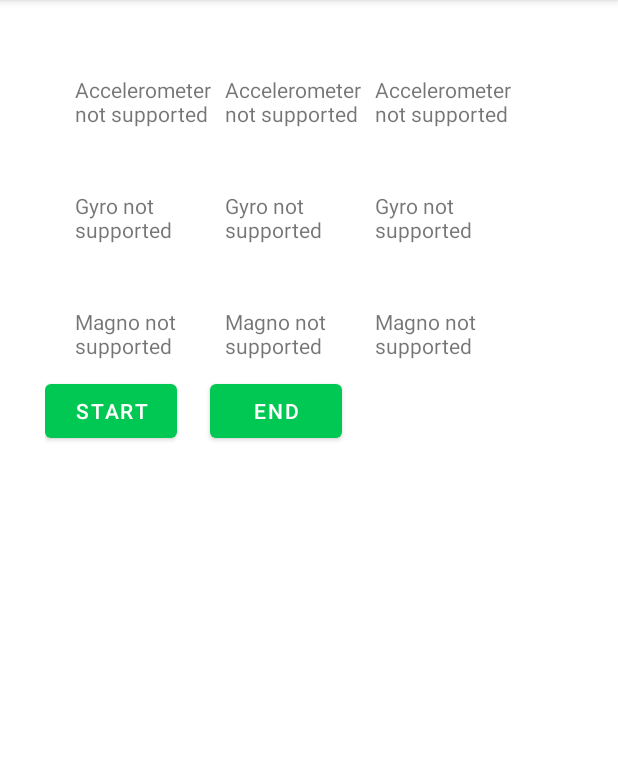
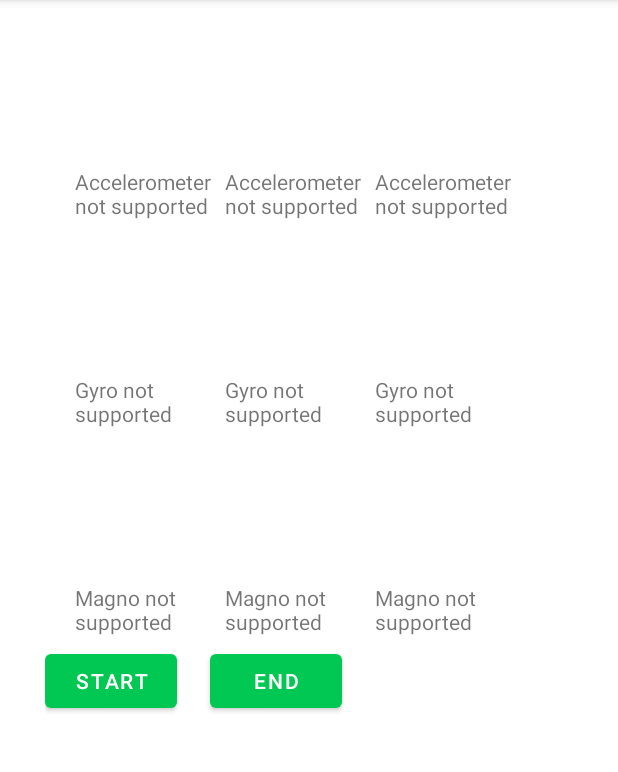
Before and after one commit to Featuredutka/AndroidLogger, an Android app: the screen it shows after launch (MainActivity), on a phone screen of 412 x 824 dp, the part 84-856 px from its top. Run offline under Robolectric (Android 15) with nearby library versions, the phone set to English and light mode, and no system bars.

Commit message:
Major updates
Interface rework
Accelerometer data changed to Linear acceleration data

```diff
--- a/MyApplication/app/src/main/java/com/example/myapplication/MainActivity.java
+++ b/MyApplication/app/src/main/java/com/example/myapplication/MainActivity.java
@@ -38,7 +38,8 @@ public class MainActivity extends AppCompatActivity implements SensorEventListen
     //Operator to set sensors on/off. Default: OFF
     boolean updating = false;
 
-    TextView xValue, yValue, zValue, xGyroValue, yGyroValue, zGyroValue, xMagnoValue, yMagnoValue, zMagnoValue;
+    TextView xValue, yValue, zValue, xGyroValue, yGyroValue, zGyroValue, xMagnoValue, yMagnoValue, zMagnoValue,
+            xlValue, ylValue, zlValue, xlGyroValue, ylGyroValue, zlGyroValue, xlMagnoValue, ylMagnoValue, zlMagnoValue;
 
     FileWriter acc_writer, gyr_writer, mgn_writer;
 
@@ -62,13 +63,28 @@ public class MainActivity extends AppCompatActivity implements SensorEventListen
         yMagnoValue = findViewById(R.id.yMagnoValue);
         zMagnoValue = findViewById(R.id.zMagnoValue);
 
+        xlValue = findViewById(R.id.xlValue);
+        ylValue = findViewById(R.id.ylValue);
+        zlValue = findViewById(R.id.zlValue);
+
+        xlGyroValue = findViewById(R.id.xlGyroValue);
+        ylGyroValue = findViewById(R.id.ylGyroValue);
+        zlGyroValue = findViewById(R.id.zlGyroValue);
+
+        xlMagnoValue = findViewById(R.id.xlMagnoValue);
+        ylMagnoValue = findViewById(R.id.ylMagnoValue);
+        zlMagnoValue = findViewById(R.id.zlMagnoValue);
+
         Log.d(TAG, "onCreate: Initializing Sensor Services");
         sensorManager = (SensorManager) getSystemService(Context.SENSOR_SERVICE);
 
-        accelerometer = sensorManager.getDefaultSensor(Sensor.TYPE_ACCELEROMETER);
+        accelerometer = sensorManager.getDefaultSensor(Sensor.TYPE_LINEAR_ACCELERATION);
         if (accelerometer != null) {
             sensorManager.registerListener(MainActivity.this, accelerometer, SensorManager.SENSOR_DELAY_NORMAL);
             Log.d(TAG, "onCreate: Registered accelerometer listener");
+            xlValue.setText("X-Acc:");
+            ylValue.setText("Y-Acc:");
+            zlValue.setText("Z-Acc:");
         } else {
             xValue.setText("Accelerometer not supported");
             yValue.setText("Accelerometer not supported");
@@ -79,6 +95,9 @@ public class MainActivity extends AppCompatActivity implements SensorEventListen
         if (mGyro != null) {
             sensorManager.registerListener(MainActivity.this, mGyro, SensorManager.SENSOR_DELAY_NORMAL);
             Log.d(TAG, "onCreate: Registered Gyro listener");
+            xlGyroValue.setText("X-Gyr:");
+            ylGyroValue.setText("Y-Gyr:");
+            zlGyroValue.setText("Z-Gyr:");
         } else {
             xGyroValue.setText("Gyro not supported");
             yGyroValue.setText("Gyro not supported");
@@ -89,6 +108,9 @@ public class MainActivity extends AppCompatActivity implements SensorEventListen
         if (mMagno != null) {
             sensorManager.registerListener(MainActivity.this, mMagno, SensorManager.SENSOR_DELAY_NORMAL);
             Log.d(TAG, "onCreate: Registered Magno listener");
+            xlMagnoValue.setText("X-Mgn:");
+            ylMagnoValue.setText("Y-Mgn:");
+            zlMagnoValue.setText("Z-Mgn:");
         } else {
             xMagnoValue.setText("Magno not supported");
             yMagnoValue.setText("Magno not supported");
@@ -150,7 +172,6 @@ public class MainActivity extends AppCompatActivity implements SensorEventListen
         return this.getExternalFilesDir(null).getAbsolutePath();
     }
 
-
     @Override
     public void onAccuracyChanged(Sensor sensor, int accuracy) {
 
@@ -161,34 +182,34 @@ public class MainActivity extends AppCompatActivity implements SensorEventListen
     public void onSensorChanged(SensorEvent sensorEvent) {
         Sensor sensor = sensorEvent.sensor;
         if (updating) {
-            if (sensor.getType() == Sensor.TYPE_ACCELEROMETER) {
+            if (sensor.getType() == Sensor.TYPE_LINEAR_ACCELERATION) {
                 Log.d(TAG, "X: " + sensorEvent.values[0] + "Y: " + sensorEvent.values[1] + "Z: " + sensorEvent.values[2]);
                 try {
                     acc_writer.write(String.format("%d; ACC; %f; %f; %f\n", sensorEvent.timestamp, sensorEvent.values[0], sensorEvent.values[1], sensorEvent.values[2]));
                 } catch (IOException e) {
                     e.printStackTrace();
                 }
-                xValue.setText("xValue:" + sensorEvent.values[0]);
-                yValue.setText("yValue:" + sensorEvent.values[1]);
-                zValue.setText("zValue:" + sensorEvent.values[2]);
+                xValue.setText(""+sensorEvent.values[0]);
+                yValue.setText(""+sensorEvent.values[1]);
+                zValue.setText(""+sensorEvent.values[2]);
             } else if (sensor.getType() == Sensor.TYPE_GYROSCOPE) {
                 try {
                     gyr_writer.write(String.format("%d; GYR; %f; %f; %f\n", sensorEvent.timestamp, sensorEvent.values[0], sensorEvent.values[1], sensorEvent.values[2]));
                 } catch (IOException e) {
                     e.printStackTrace();
                 }
-                xGyroValue.setText("xGyroValue:" + sensorEvent.values[0]);
-                yGyroValue.setText("yGyroValue:" + sensorEvent.values[1]);
-                zGyroValue.setText("zGyroValue:" + sensorEvent.values[2]);
+                xGyroValue.setText(""+sensorEvent.values[0]);
+                yGyroValue.setText(""+sensorEvent.values[1]);
+                zGyroValue.setText(""+sensorEvent.values[2]);
             } else if (sensor.getType() == Sensor.TYPE_MAGNETIC_FIELD) {
                 try {
                     mgn_writer.write(String.format("%d; MGN; %f; %f; %f\n", sensorEvent.timestamp, sensorEvent.values[0], sensorEvent.values[1], sensorEvent.values[2]));
                 } catch (IOException e) {
                     e.printStackTrace();
                 }
-                xMagnoValue.setText("xMagnoValue:" + sensorEvent.values[0]);
-                yMagnoValue.setText("yMagnoValue:" + sensorEvent.values[1]);
-                zMagnoValue.setText("zMagnoValue:" + sensorEvent.values[2]);
+                xMagnoValue.setText(""+sensorEvent.values[0]);
+                yMagnoValue.setText(""+sensorEvent.values[1]);
+                zMagnoValue.setText(""+sensorEvent.values[2]);
             }
         }
     }
--- a/MyApplication/app/src/main/res/layout/activity_main.xml
+++ b/MyApplication/app/src/main/res/layout/activity_main.xml
@@ -16,15 +16,15 @@
         <TextView
             android:layout_width="100sp"
             android:layout_height="wrap_content"
-            android:id="@+id/xValue" />
+            android:id="@+id/xlValue" />
         <TextView
             android:layout_width="100sp"
             android:layout_height="wrap_content"
-            android:id="@+id/yValue" />
+            android:id="@+id/ylValue" />
         <TextView
             android:layout_width="100sp"
             android:layout_height="wrap_content"
-            android:id="@+id/zValue" />
+            android:id="@+id/zlValue" />
     </LinearLayout>
 
     <LinearLayout
@@ -32,6 +32,50 @@
         android:layout_width="wrap_content"
         android:layout_height="wrap_content"
         android:layout_below="@+id/firstLayout"
+        android:layout_marginTop="2dp"
+        android:orientation="horizontal"
+        android:padding="20sp">
+        <TextView
+            android:id="@+id/xValue"
+            android:layout_width="100sp"
+            android:layout_height="wrap_content" />
+        <TextView
+            android:id="@+id/yValue"
+            android:layout_width="100sp"
+            android:layout_height="wrap_content" />
+        <TextView
+            android:id="@+id/zValue"
+            android:layout_width="100sp"
+            android:layout_height="wrap_content" />
+    </LinearLayout>
+
+    <LinearLayout
+        android:id="@+id/thirdLayout"
+        android:layout_width="wrap_content"
+        android:layout_height="wrap_content"
+        android:layout_below="@+id/secondLayout"
+        android:layout_marginTop="2dp"
+        android:orientation="horizontal"
+        android:padding="20sp">
+        <TextView
+            android:id="@+id/xlGyroValue"
+            android:layout_width="100sp"
+            android:layout_height="wrap_content" />
+        <TextView
+            android:id="@+id/ylGyroValue"
+            android:layout_width="100sp"
+            android:layout_height="wrap_content" />
+        <TextView
+            android:id="@+id/zlGyroValue"
+            android:layout_width="100sp"
+            android:layout_height="wrap_content" />
+    </LinearLayout>
+
+    <LinearLayout
+        android:id="@+id/fourthLayout"
+        android:layout_width="wrap_content"
+        android:layout_height="wrap_content"
+        android:layout_below="@+id/thirdLayout"
         android:layout_marginTop="2dp"
         android:orientation="horizontal"
         android:padding="20sp">
@@ -50,10 +94,32 @@
     </LinearLayout>
 
     <LinearLayout
-        android:id="@+id/thirdLayout"
+        android:id="@+id/fifthLayout"
         android:layout_width="wrap_content"
         android:layout_height="wrap_content"
-        android:layout_below="@+id/secondLayout"
+        android:layout_below="@+id/fourthLayout"
+        android:layout_marginTop="2dp"
+        android:orientation="horizontal"
+        android:padding="20sp">
+        <TextView
+            android:id="@+id/xlMagnoValue"
+            android:layout_width="100sp"
+            android:layout_height="wrap_content" />
+        <TextView
+            android:id="@+id/ylMagnoValue"
+            android:layout_width="100sp"
+            android:layout_height="wrap_content" />
+        <TextView
+            android:id="@+id/zlMagnoValue"
+            android:layout_width="100sp"
+            android:layout_height="wrap_content" />
+    </LinearLayout>
+
+    <LinearLayout
+        android:id="@+id/sixthLayout"
+        android:layout_width="wrap_content"
+        android:layout_height="wrap_content"
+        android:layout_below="@+id/fifthLayout"
         android:layout_marginTop="2dp"
         android:orientation="horizontal"
         android:padding="20sp">
@@ -71,12 +137,14 @@
             android:layout_height="wrap_content" />
     </LinearLayout>
 
+
+
     <Button
         android:id="@+id/firstbutton"
         android:layout_width="wrap_content"
         android:layout_height="wrap_content"
         android:layout_marginStart="0dp"
-        android:layout_marginTop="220dp"
+        android:layout_marginTop="400dp"
         android:text="@string/start"
         app:layout_constraintStart_toStartOf="parent"
         app:layout_constraintTop_toTopOf="parent" />
@@ -86,7 +154,7 @@
         android:layout_width="wrap_content"
         android:layout_height="wrap_content"
         android:layout_marginStart="110dp"
-        android:layout_marginTop="220dp"
+        android:layout_marginTop="400dp"
         android:text="@string/end"
         app:layout_constraintStart_toStartOf="parent"
         app:layout_constraintTop_toTopOf="parent" />
```
